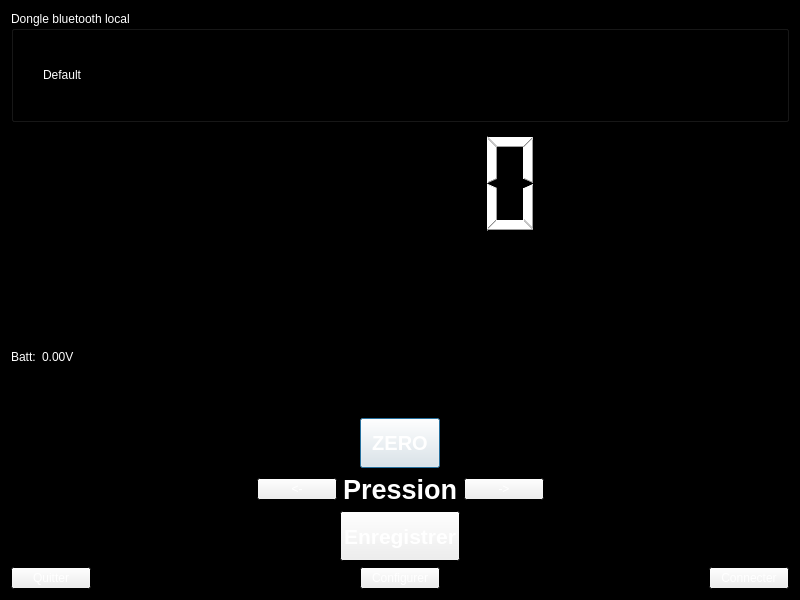
This is torque.ui in catslab/Torque-Monitor as Qt 5 draws it before an edit. The edited form follows.
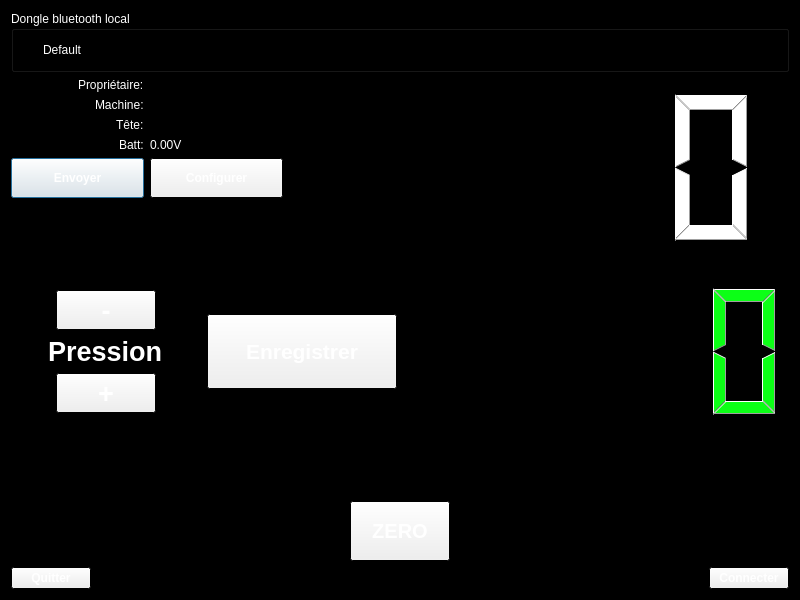
This is the edited form.

The edit to the form file:
```diff
--- a/torque.ui
+++ b/torque.ui
@@ -324,9 +324,228 @@
     </widget>
    </item>
    <item>
-    <layout class="QHBoxLayout" name="horizontalLayout_4">
+    <layout class="QHBoxLayout" name="horizontalLayout_6">
+     <property name="sizeConstraint">
+      <enum>QLayout::SetDefaultConstraint</enum>
+     </property>
      <item>
+      <layout class="QGridLayout" name="gridLayout">
+       <property name="horizontalSpacing">
+        <number>-1</number>
+       </property>
+       <item row="3" column="1" alignment="Qt::AlignLeft">
+        <widget class="QLabel" name="battLabel">
+         <property name="maximumSize">
+          <size>
+           <width>150</width>
+           <height>16777215</height>
+          </size>
+         </property>
+         <property name="styleSheet">
+          <string notr="true">color: rgb(255, 255, 255);</string>
+         </property>
+         <property name="text">
+          <string>0.00V</string>
+         </property>
+        </widget>
+       </item>
+       <item row="0" column="1" alignment="Qt::AlignLeft">
+        <widget class="QLabel" name="proprioLabel">
+         <property name="maximumSize">
+          <size>
+           <width>150</width>
+           <height>16777215</height>
+          </size>
+         </property>
+         <property name="styleSheet">
+          <string notr="true">color: rgb(255, 255, 255);</string>
+         </property>
+         <property name="text">
+          <string/>
+         </property>
+        </widget>
+       </item>
+       <item row="0" column="0" alignment="Qt::AlignRight">
+        <widget class="QLabel" name="label_5">
+         <property name="sizePolicy">
+          <sizepolicy hsizetype="Minimum" vsizetype="Preferred">
+           <horstretch>0</horstretch>
+           <verstretch>0</verstretch>
+          </sizepolicy>
+         </property>
+         <property name="minimumSize">
+          <size>
+           <width>0</width>
+           <height>0</height>
+          </size>
+         </property>
+         <property name="maximumSize">
+          <size>
+           <width>100</width>
+           <height>30</height>
+          </size>
+         </property>
+         <property name="styleSheet">
+          <string notr="true">color: rgb(255, 255, 255);</string>
+         </property>
+         <property name="text">
+          <string>Propriétaire:</string>
+         </property>
+        </widget>
+       </item>
+       <item row="3" column="0" alignment="Qt::AlignRight">
+        <widget class="QLabel" name="label">
+         <property name="styleSheet">
+          <string notr="true">color: rgb(255, 255, 255);</string>
+         </property>
+         <property name="text">
+          <string>Batt:</string>
+         </property>
+        </widget>
+       </item>
+       <item row="1" column="1" alignment="Qt::AlignLeft">
+        <widget class="QLabel" name="machine_label">
+         <property name="maximumSize">
+          <size>
+           <width>150</width>
+           <height>16777215</height>
+          </size>
+         </property>
+         <property name="styleSheet">
+          <string notr="true">color: rgb(255, 255, 255);</string>
+         </property>
+         <property name="text">
+          <string/>
+         </property>
+        </widget>
+       </item>
+       <item row="2" column="1" alignment="Qt::AlignLeft">
+        <widget class="QLabel" name="tete_label">
+         <property name="maximumSize">
+          <size>
+           <width>150</width>
+           <height>16777215</height>
+          </size>
+         </property>
+         <property name="styleSheet">
+          <string notr="true">color: rgb(255, 255, 255);</string>
+         </property>
+         <property name="text">
+          <string/>
+         </property>
+        </widget>
+       </item>
+       <item row="2" column="0" alignment="Qt::AlignRight">
+        <widget class="QLabel" name="label_7">
+         <property name="sizePolicy">
+          <sizepolicy hsizetype="Minimum" vsizetype="Preferred">
+           <horstretch>0</horstretch>
+           <verstretch>0</verstretch>
+          </sizepolicy>
+         </property>
+         <property name="maximumSize">
+          <size>
+           <width>16777215</width>
+           <height>30</height>
+          </size>
+         </property>
+         <property name="styleSheet">
+          <string notr="true">color: rgb(255, 255, 255);</string>
+         </property>
+         <property name="text">
+          <string>Tête:</string>
+         </property>
+        </widget>
+       </item>
+       <item row="1" column="0" alignment="Qt::AlignRight">
+        <widget class="QLabel" name="label_6">
+         <property name="sizePolicy">
+          <sizepolicy hsizetype="Minimum" vsizetype="Preferred">
+           <horstretch>0</horstretch>
+           <verstretch>0</verstretch>
+          </sizepolicy>
+         </property>
+         <property name="maximumSize">
+          <size>
+           <width>16777215</width>
+           <height>30</height>
+          </size>
+         </property>
+         <property name="styleSheet">
+          <string notr="true">color: rgb(255, 255, 255);</string>
+         </property>
+         <property name="text">
+          <string>Machine:</string>
+         </property>
+        </widget>
+       </item>
+       <item row="5" column="0">
+        <spacer name="verticalSpacer">
+         <property name="orientation">
+          <enum>Qt::Vertical</enum>
+         </property>
+         <property name="sizeHint" stdset="0">
+          <size>
+           <width>20</width>
+           <height>40</height>
+          </size>
+         </property>
+        </spacer>
+       </item>
+       <item row="4" column="0">
+        <widget class="QPushButton" name="envoyerButton">
+         <property name="minimumSize">
+          <size>
+           <width>0</width>
+           <height>40</height>
+          </size>
+         </property>
+         <property name="font">
+          <font>
+           <weight>75</weight>
+           <bold>true</bold>
+          </font>
+         </property>
+         <property name="text">
+          <string>Envoyer</string>
+         </property>
+        </widget>
+       </item>
+       <item row="4" column="1">
+        <widget class="QPushButton" name="configureButton">
+         <property name="minimumSize">
+          <size>
+           <width>0</width>
+           <height>40</height>
+          </size>
+         </property>
+         <property name="font">
+          <font>
+           <weight>75</weight>
+           <bold>true</bold>
+          </font>
+         </property>
+         <property name="text">
+          <string>Configurer</string>
+         </property>
+        </widget>
+       </item>
+      </layout>
+     </item>
+     <item alignment="Qt::AlignVCenter">
       <widget class="QLCDNumber" name="torque_val">
+       <property name="minimumSize">
+        <size>
+         <width>500</width>
+         <height>175</height>
+        </size>
+       </property>
+       <property name="maximumSize">
+        <size>
+         <width>16777215</width>
+         <height>200</height>
+        </size>
+       </property>
        <property name="font">
         <font>
          <pointsize>20</pointsize>
@@ -351,10 +570,161 @@
      </item>
     </layout>
    </item>
+   <item>
+    <layout class="QHBoxLayout" name="horizontalLayout_4">
+     <property name="sizeConstraint">
+      <enum>QLayout::SetMaximumSize</enum>
+     </property>
+     <item>
+      <layout class="QVBoxLayout" name="verticalLayout_4">
+       <property name="sizeConstraint">
+        <enum>QLayout::SetFixedSize</enum>
+       </property>
+       <item>
+        <layout class="QHBoxLayout" name="horizontalLayout">
+         <property name="sizeConstraint">
+          <enum>QLayout::SetMinimumSize</enum>
+         </property>
+         <item>
+          <layout class="QVBoxLayout" name="verticalLayout_3">
+           <item alignment="Qt::AlignHCenter">
+            <widget class="QPushButton" name="pressionMoinsButton">
+             <property name="minimumSize">
+              <size>
+               <width>100</width>
+               <height>40</height>
+              </size>
+             </property>
+             <property name="maximumSize">
+              <size>
+               <width>150</width>
+               <height>16777215</height>
+              </size>
+             </property>
+             <property name="font">
+              <font>
+               <pointsize>20</pointsize>
+               <weight>75</weight>
+               <bold>true</bold>
+              </font>
+             </property>
+             <property name="text">
+              <string>-</string>
+             </property>
+            </widget>
+           </item>
+           <item alignment="Qt::AlignHCenter">
+            <widget class="QLabel" name="pressLbl">
+             <property name="maximumSize">
+              <size>
+               <width>150</width>
+               <height>16777215</height>
+              </size>
+             </property>
+             <property name="font">
+              <font>
+               <pointsize>20</pointsize>
+               <weight>75</weight>
+               <bold>true</bold>
+              </font>
+             </property>
+             <property name="styleSheet">
+              <string notr="true">color: rgb(255, 255, 255);</string>
+             </property>
+             <property name="text">
+              <string>Pression</string>
+             </property>
+            </widget>
+           </item>
+           <item alignment="Qt::AlignHCenter">
+            <widget class="QPushButton" name="pressionPlusButton">
+             <property name="minimumSize">
+              <size>
+               <width>100</width>
+               <height>40</height>
+              </size>
+             </property>
+             <property name="maximumSize">
+              <size>
+               <width>150</width>
+               <height>16777215</height>
+              </size>
+             </property>
+             <property name="font">
+              <font>
+               <pointsize>20</pointsize>
+               <weight>75</weight>
+               <bold>true</bold>
+              </font>
+             </property>
+             <property name="text">
+              <string>+</string>
+             </property>
+            </widget>
+           </item>
+          </layout>
+         </item>
+         <item>
+          <layout class="QVBoxLayout" name="verticalLayout_5">
+           <item>
+            <widget class="QPushButton" name="recordButton">
+             <property name="minimumSize">
+              <size>
+               <width>75</width>
+               <height>75</height>
+              </size>
+             </property>
+             <property name="font">
+              <font>
+               <pointsize>16</pointsize>
+               <weight>75</weight>
+               <bold>true</bold>
+              </font>
+             </property>
+             <property name="text">
+              <string>Enregistrer</string>
+             </property>
+            </widget>
+           </item>
+          </layout>
+         </item>
+        </layout>
+       </item>
+      </layout>
+     </item>
+     <item>
+      <layout class="QVBoxLayout" name="verticalLayout_2">
+       <item alignment="Qt::AlignVCenter">
+        <widget class="QLCDNumber" name="torqueMoyen">
+         <property name="minimumSize">
+          <size>
+           <width>0</width>
+           <height>175</height>
+          </size>
+         </property>
+         <property name="maximumSize">
+          <size>
+           <width>16777215</width>
+           <height>175</height>
+          </size>
+         </property>
+         <property name="styleSheet">
+          <string notr="true">color: rgb(12, 255, 22);
+border-color: rgb(14, 171, 0);</string>
+         </property>
+         <property name="frameShape">
+          <enum>QFrame::NoFrame</enum>
+         </property>
+        </widget>
+       </item>
+      </layout>
+     </item>
+    </layout>
+   </item>
    <item>
     <widget class="QTextEdit" name="chat">
      <property name="sizePolicy">
-      <sizepolicy hsizetype="Expanding" vsizetype="Maximum">
+      <sizepolicy hsizetype="Expanding" vsizetype="MinimumExpanding">
        <horstretch>0</horstretch>
        <verstretch>0</verstretch>
       </sizepolicy>
@@ -370,41 +740,10 @@
      </property>
     </widget>
    </item>
-   <item>
-    <layout class="QHBoxLayout" name="horizontalLayout_7">
-     <item>
-      <widget class="QLabel" name="label">
-       <property name="text">
-        <string>Batt:</string>
-       </property>
-      </widget>
-     </item>
-     <item>
-      <widget class="QLabel" name="battLabel">
-       <property name="text">
-        <string>0.00V</string>
-       </property>
-      </widget>
-     </item>
-     <item>
-      <spacer name="horizontalSpacer_9">
-       <property name="orientation">
-        <enum>Qt::Horizontal</enum>
-       </property>
-       <property name="sizeHint" stdset="0">
-        <size>
-         <width>40</width>
-         <height>20</height>
-        </size>
-       </property>
-      </spacer>
-     </item>
-    </layout>
-   </item>
    <item>
     <layout class="QHBoxLayout" name="horizontalLayout_5">
      <item>
-      <spacer name="horizontalSpacer_2">
+      <spacer name="horizontalSpacer">
        <property name="orientation">
         <enum>Qt::Horizontal</enum>
        </property>
@@ -416,7 +755,7 @@
        </property>
       </spacer>
      </item>
-     <item>
+     <item alignment="Qt::AlignHCenter">
       <widget class="QPushButton" name="zeroButton">
        <property name="sizePolicy">
         <sizepolicy hsizetype="Maximum" vsizetype="Maximum">
@@ -424,10 +763,16 @@
          <verstretch>0</verstretch>
         </sizepolicy>
        </property>
+       <property name="minimumSize">
+        <size>
+         <width>100</width>
+         <height>60</height>
+        </size>
+       </property>
        <property name="maximumSize">
         <size>
          <width>200</width>
-         <height>50</height>
+         <height>70</height>
         </size>
        </property>
        <property name="font">
@@ -443,115 +788,7 @@
       </widget>
      </item>
      <item>
-      <spacer name="horizontalSpacer_3">
-       <property name="orientation">
-        <enum>Qt::Horizontal</enum>
-       </property>
-       <property name="sizeHint" stdset="0">
-        <size>
-         <width>40</width>
-         <height>20</height>
-        </size>
-       </property>
-      </spacer>
-     </item>
-    </layout>
-   </item>
-   <item>
-    <layout class="QHBoxLayout" name="horizontalLayout">
-     <item>
-      <spacer name="horizontalSpacer_5">
-       <property name="orientation">
-        <enum>Qt::Horizontal</enum>
-       </property>
-       <property name="sizeHint" stdset="0">
-        <size>
-         <width>40</width>
-         <height>20</height>
-        </size>
-       </property>
-      </spacer>
-     </item>
-     <item>
-      <widget class="QPushButton" name="pressionMoinsButton">
-       <property name="text">
-        <string>&lt;-</string>
-       </property>
-      </widget>
-     </item>
-     <item>
-      <widget class="QLabel" name="pressLbl">
-       <property name="font">
-        <font>
-         <pointsize>20</pointsize>
-         <weight>75</weight>
-         <bold>true</bold>
-        </font>
-       </property>
-       <property name="text">
-        <string>Pression</string>
-       </property>
-      </widget>
-     </item>
-     <item>
-      <widget class="QPushButton" name="pressionPlusButton">
-       <property name="text">
-        <string>-&gt;</string>
-       </property>
-      </widget>
-     </item>
-     <item>
-      <spacer name="horizontalSpacer_6">
-       <property name="orientation">
-        <enum>Qt::Horizontal</enum>
-       </property>
-       <property name="sizeHint" stdset="0">
-        <size>
-         <width>40</width>
-         <height>20</height>
-        </size>
-       </property>
-      </spacer>
-     </item>
-    </layout>
-   </item>
-   <item>
-    <layout class="QHBoxLayout" name="horizontalLayout_6">
-     <item>
-      <spacer name="horizontalSpacer_7">
-       <property name="orientation">
-        <enum>Qt::Horizontal</enum>
-       </property>
-       <property name="sizeHint" stdset="0">
-        <size>
-         <width>40</width>
-         <height>20</height>
-        </size>
-       </property>
-      </spacer>
-     </item>
-     <item>
-      <widget class="QPushButton" name="recordButton">
-       <property name="minimumSize">
-        <size>
-         <width>0</width>
-         <height>50</height>
-        </size>
-       </property>
-       <property name="font">
-        <font>
-         <pointsize>16</pointsize>
-         <weight>75</weight>
-         <bold>true</bold>
-        </font>
-       </property>
-       <property name="text">
-        <string>Enregistrer</string>
-       </property>
-      </widget>
-     </item>
-     <item>
-      <spacer name="horizontalSpacer_8">
+      <spacer name="horizontalSpacer_2">
        <property name="orientation">
         <enum>Qt::Horizontal</enum>
        </property>
@@ -567,48 +804,27 @@
    </item>
    <item>
     <layout class="QHBoxLayout" name="horizontalLayout_2">
-     <item>
+     <item alignment="Qt::AlignLeft">
       <widget class="QPushButton" name="quitButton">
+       <property name="font">
+        <font>
+         <weight>75</weight>
+         <bold>true</bold>
+        </font>
+       </property>
        <property name="text">
         <string>Quitter</string>
        </property>
       </widget>
      </item>
-     <item>
-      <spacer name="horizontalSpacer_4">
-       <property name="orientation">
-        <enum>Qt::Horizontal</enum>
-       </property>
-       <property name="sizeHint" stdset="0">
-        <size>
-         <width>40</width>
-         <height>20</height>
-        </size>
-       </property>
-      </spacer>
-     </item>
-     <item>
-      <widget class="QPushButton" name="configureButton">
-       <property name="text">
-        <string>Configurer</string>
-       </property>
-      </widget>
-     </item>
-     <item>
-      <spacer name="horizontalSpacer">
-       <property name="orientation">
-        <enum>Qt::Horizontal</enum>
-       </property>
-       <property name="sizeHint" stdset="0">
-        <size>
-         <width>40</width>
-         <height>20</height>
-        </size>
-       </property>
-      </spacer>
-     </item>
-     <item>
+     <item alignment="Qt::AlignRight">
       <widget class="QPushButton" name="connectButton">
+       <property name="font">
+        <font>
+         <weight>75</weight>
+         <bold>true</bold>
+        </font>
+       </property>
        <property name="text">
         <string>Connecter</string>
        </property>
```
